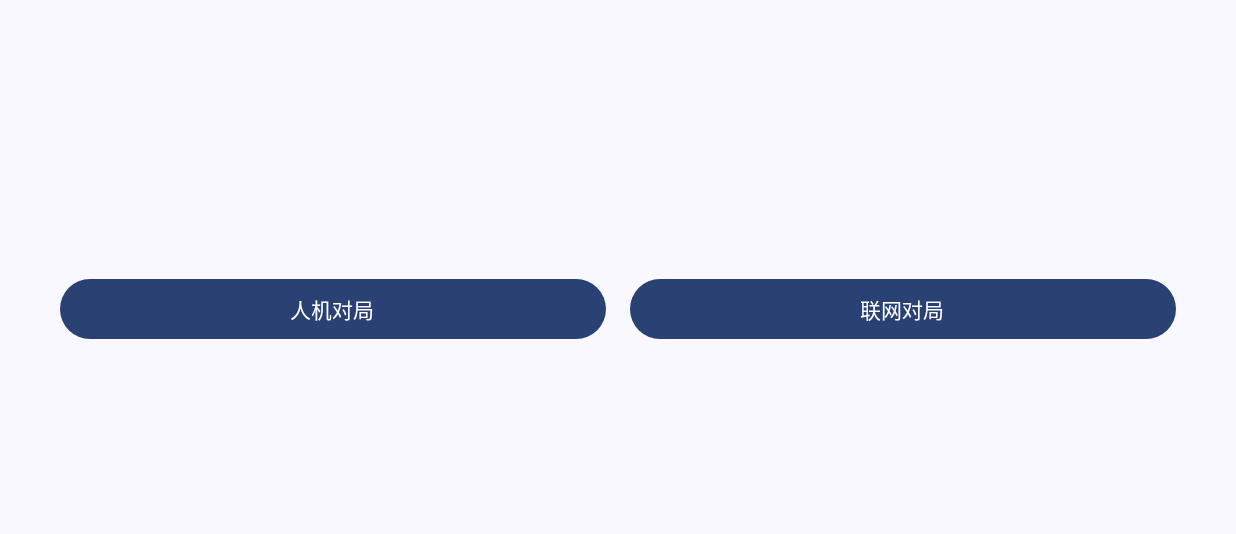
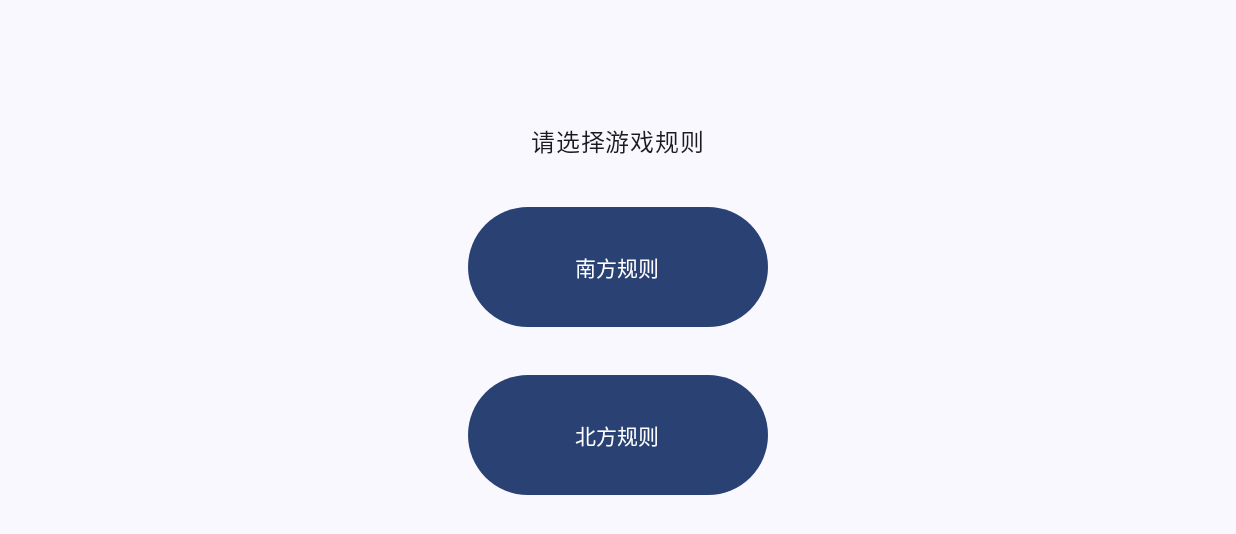
Before and after one commit to Vitus213/BigTwo, an Android app built with Jetpack Compose: the screen it shows after launch (LobbyActivity before the commit, RuleSelectionActivity after it), after a tap on "开始游戏", on a phone screen of 824 x 412 dp (held sideways). Shown: the top 534 px of the screen. Run offline under Robolectric (Android 15) with nearby library versions, the phone set to English and light mode, and no system bars.

Commit message:
略微优化，增加南北方规则页面

```diff
--- a/app/src/main/java/com/example/myapplication/MainActivity.kt
+++ b/app/src/main/java/com/example/myapplication/MainActivity.kt
@@ -19,6 +19,7 @@ import com.example.myapplication.ui.theme.MyApplicationTheme
 import android.content.Intent
 import androidx.compose.ui.platform.LocalContext
 import com.example.myapplication.bluetooth.BluetoothPermissionManager
+
 class MainActivity : ComponentActivity() {
 
     private lateinit var bluetoothPermissionManager: BluetoothPermissionManager
@@ -46,7 +47,8 @@ class MainActivity : ComponentActivity() {
                     ) {
                         val context = LocalContext.current
                         Button(onClick = {
-                            val intent = Intent(context, LobbyActivity::class.java)
+                            // 从 MainActivity 跳转到 RuleSelectionActivity
+                            val intent = Intent(context, RuleSelectionActivity::class.java)
                             context.startActivity(intent)}) {
                             Text("开始游戏")
                         }
--- /dev/null
+++ b/app/src/main/java/com/example/myapplication/ui/RuleSelectionActivity.kt
@@ -0,0 +1,89 @@
+package com.example.myapplication
+
+import android.content.Intent
+import android.content.pm.ActivityInfo
+import android.os.Bundle
+import androidx.activity.ComponentActivity
+import androidx.activity.compose.setContent
+import androidx.activity.enableEdgeToEdge
+import androidx.compose.foundation.layout.Arrangement
+import androidx.compose.foundation.layout.Column
+import androidx.compose.foundation.layout.Spacer
+import androidx.compose.foundation.layout.fillMaxSize
+import androidx.compose.foundation.layout.height
+import androidx.compose.foundation.layout.padding
+import androidx.compose.foundation.layout.width
+import androidx.compose.material3.Button
+import androidx.compose.material3.Scaffold
+import androidx.compose.material3.Text
+import androidx.compose.runtime.Composable
+import androidx.compose.ui.Alignment
+import androidx.compose.ui.Modifier
+import androidx.compose.ui.platform.LocalContext
+import androidx.compose.ui.unit.dp
+import com.example.myapplication.ui.theme.MyApplicationTheme
+
+class RuleSelectionActivity : ComponentActivity() {
+
+    override fun onCreate(savedInstanceState: Bundle?) {
+        super.onCreate(savedInstanceState)
+        // 设置为横屏显示
+        requestedOrientation = ActivityInfo.SCREEN_ORIENTATION_LANDSCAPE
+        enableEdgeToEdge()
+        setContent {
+            MyApplicationTheme {
+                Scaffold(modifier = Modifier.fillMaxSize()) { innerPadding ->
+                    RuleSelectionScreen(
+                        modifier = Modifier
+                            .padding(innerPadding)
+                            .fillMaxSize()
+                    )
+                }
+            }
+        }
+    }
+}
+
+@Composable
+fun RuleSelectionScreen(modifier: Modifier = Modifier) {
+    val context = LocalContext.current
+    Column(
+        modifier = modifier,
+        verticalArrangement = Arrangement.Center,
+        horizontalAlignment = Alignment.CenterHorizontally
+    ) {
+        Text(text = "请选择游戏规则", modifier = Modifier.padding(bottom = 32.dp))
+
+        Button(
+            onClick = {
+                // 跳转到 LobbyActivity，并传递南方规则
+                val intent = Intent(context, LobbyActivity::class.java).apply {
+                    putExtra("RULE_TYPE", "SOUTHERN")
+                }
+                context.startActivity(intent)
+            },
+            modifier = Modifier
+                .height(80.dp)
+                .width(200.dp)
+        ) {
+            Text(text = "南方规则")
+        }
+
+        Spacer(modifier = Modifier.height(32.dp))
+
+        Button(
+            onClick = {
+                // 跳转到 LobbyActivity，并传递北方规则
+                val intent = Intent(context, LobbyActivity::class.java).apply {
+                    putExtra("RULE_TYPE", "NORTHERN")
+                }
+                context.startActivity(intent)
+            },
+            modifier = Modifier
+                .height(80.dp)
+                .width(200.dp)
+        ) {
+            Text(text = "北方规则")
+        }
+    }
+}
```
Also changed, not shown: app/src/main/AndroidManifest.xml (+7 -14 lines), app/src/main/java/com/example/myapplication/GameActivity.kt (+13 -2 lines), app/src/main/java/com/example/myapplication/LobbyActivity.kt (+67 -23 lines), app/src/main/java/com/example/myapplication/domain/GameManagerWithAi.kt (+37 -20 lines), app/src/main/java/com/example/myapplication/domain/rule.kt (+33 -13 lines).
